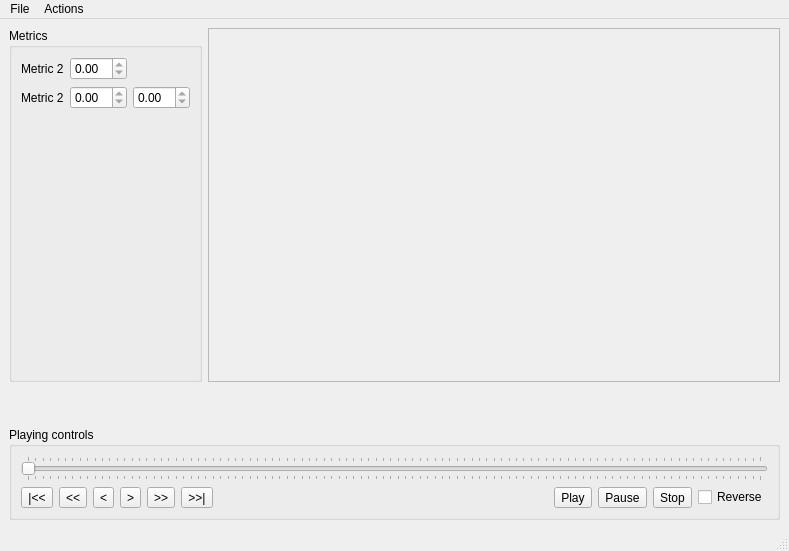
Above: components/therapyAnalysis/src/mainUI.ui from robocomp/robotherapy before the change. Below: the same form after it.
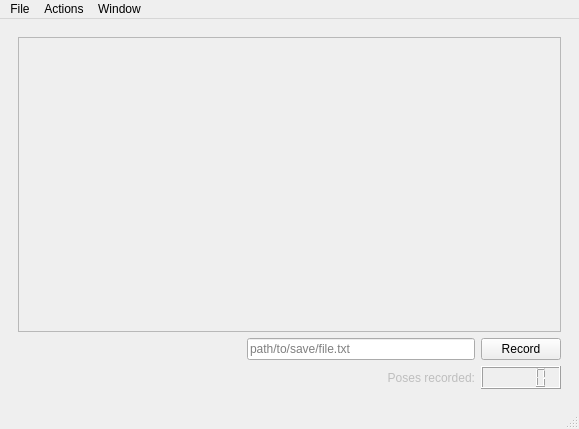
That is the form after the change.

Commit message: Added new code and ui to be able to record exercises.

What changed in the file:
```diff
--- a/components/therapyAnalysis/src/mainUI.ui
+++ b/components/therapyAnalysis/src/mainUI.ui
@@ -6,15 +6,22 @@
    <rect>
     <x>0</x>
     <y>0</y>
-    <width>789</width>
-    <height>551</height>
+    <width>579</width>
+    <height>429</height>
    </rect>
   </property>
   <property name="windowTitle">
    <string>therapyAnalysis</string>
   </property>
   <widget class="QWidget" name="centralwidget">
-   <layout class="QVBoxLayout" name="verticalLayout_2" stretch="9,1,1">
+   <layout class="QVBoxLayout" name="verticalLayout_2">
+    <item>
+     <widget class="QStackedWidget" name="stackedWidget">
+      <property name="currentIndex">
+       <number>1</number>
+      </property>
+      <widget class="QWidget" name="playback_page">
+       <layout class="QVBoxLayout" name="verticalLayout_4">
     <item>
      <layout class="QHBoxLayout" name="horizontalLayout_2" stretch="2,8">
       <item>
@@ -24,41 +31,50 @@
         </property>
         <layout class="QGridLayout" name="gridLayout">
          <item row="1" column="1">
-          <widget class="QDoubleSpinBox" name="doubleSpinBox_2">
-           <property name="readOnly">
+              <widget class="QLCDNumber" name="angle1_lcd">
+               <property name="smallDecimalPoint">
             <bool>true</bool>
            </property>
-          </widget>
-         </item>
-         <item row="0" column="0">
-          <widget class="QLabel" name="label">
-           <property name="text">
-            <string>Metric 2</string>
-           </property>
-          </widget>
-         </item>
-         <item row="0" column="1">
-          <widget class="QDoubleSpinBox" name="doubleSpinBox">
-           <property name="readOnly">
-            <bool>true</bool>
-           </property>
-          </widget>
-         </item>
-         <item row="1" column="0">
-          <widget class="QLabel" name="label_2">
-           <property name="text">
-            <string>Metric 2</string>
-           </property>
-          </widget>
-         </item>
-         <item row="1" column="2">
-          <widget class="QDoubleSpinBox" name="doubleSpinBox_3">
-           <property name="readOnly">
-            <bool>true</bool>
+               <property name="segmentStyle">
+                <enum>QLCDNumber::Flat</enum>
            </property>
           </widget>
          </item>
          <item row="2" column="1">
+              <widget class="QLCDNumber" name="height1_lcd">
+               <property name="smallDecimalPoint">
+                <bool>true</bool>
+               </property>
+               <property name="segmentStyle">
+                <enum>QLCDNumber::Flat</enum>
+               </property>
+              </widget>
+             </item>
+             <item row="1" column="2">
+              <widget class="QLCDNumber" name="angle2_lcd">
+               <property name="smallDecimalPoint">
+                <bool>true</bool>
+               </property>
+               <property name="segmentStyle">
+                <enum>QLCDNumber::Flat</enum>
+               </property>
+              </widget>
+             </item>
+             <item row="1" column="0">
+              <widget class="QLabel" name="metric1_label">
+               <property name="text">
+                <string>Arm Angle:</string>
+               </property>
+              </widget>
+             </item>
+             <item row="2" column="0">
+              <widget class="QLabel" name="metric2_label">
+               <property name="text">
+                <string>Arm Height</string>
+               </property>
+              </widget>
+             </item>
+             <item row="3" column="1">
           <spacer name="verticalSpacer_2">
            <property name="orientation">
             <enum>Qt::Vertical</enum>
@@ -71,6 +87,36 @@
            </property>
           </spacer>
          </item>
+             <item row="2" column="2">
+              <widget class="QLCDNumber" name="height2_lcd">
+               <property name="smallDecimalPoint">
+                <bool>true</bool>
+               </property>
+               <property name="segmentStyle">
+                <enum>QLCDNumber::Flat</enum>
+               </property>
+              </widget>
+             </item>
+             <item row="0" column="1">
+              <widget class="QLabel" name="label">
+               <property name="text">
+                <string>Left</string>
+               </property>
+               <property name="alignment">
+                <set>Qt::AlignCenter</set>
+               </property>
+              </widget>
+             </item>
+             <item row="0" column="2">
+              <widget class="QLabel" name="label_2">
+               <property name="text">
+                <string>Right</string>
+               </property>
+               <property name="alignment">
+                <set>Qt::AlignCenter</set>
+               </property>
+              </widget>
+             </item>
         </layout>
        </widget>
       </item>
@@ -105,7 +151,7 @@
       <property name="sizeHint" stdset="0">
        <size>
         <width>20</width>
-        <height>40</height>
+            <height>144</height>
        </size>
       </property>
      </spacer>
@@ -218,13 +264,89 @@
     </item>
    </layout>
   </widget>
+      <widget class="QWidget" name="record_page">
+       <layout class="QVBoxLayout" name="verticalLayout_6" stretch="10,1">
+        <item>
+         <widget class="QFrame" name="osgFrame_2">
+          <property name="minimumSize">
+           <size>
+            <width>320</width>
+            <height>240</height>
+           </size>
+          </property>
+          <property name="frameShape">
+           <enum>QFrame::StyledPanel</enum>
+          </property>
+          <property name="frameShadow">
+           <enum>QFrame::Raised</enum>
+          </property>
+          <layout class="QVBoxLayout" name="verticalLayout_5">
+           <item>
+            <layout class="QVBoxLayout" name="osgLayout_2"/>
+           </item>
+          </layout>
+         </widget>
+        </item>
+        <item>
+         <layout class="QGridLayout" name="gridLayout_2">
+          <item row="1" column="1">
+           <widget class="QLabel" name="label_3">
+            <property name="enabled">
+             <bool>false</bool>
+            </property>
+            <property name="text">
+             <string>Poses recorded:</string>
+            </property>
+            <property name="alignment">
+             <set>Qt::AlignRight|Qt::AlignTrailing|Qt::AlignVCenter</set>
+            </property>
+           </widget>
+          </item>
+          <item row="0" column="2">
+           <widget class="QPushButton" name="pushButton">
+            <property name="text">
+             <string>Record</string>
+            </property>
+           </widget>
+          </item>
+          <item row="1" column="2">
+           <widget class="QLCDNumber" name="lcdNumber"/>
+          </item>
+          <item row="0" column="1">
+           <widget class="QLineEdit" name="lineEdit">
+            <property name="placeholderText">
+             <string>path/to/save/file.txt</string>
+            </property>
+           </widget>
+          </item>
+          <item row="1" column="0">
+           <spacer name="horizontalSpacer_2">
+            <property name="orientation">
+             <enum>Qt::Horizontal</enum>
+            </property>
+            <property name="sizeHint" stdset="0">
+             <size>
+              <width>40</width>
+              <height>20</height>
+             </size>
+            </property>
+           </spacer>
+          </item>
+         </layout>
+        </item>
+       </layout>
+      </widget>
+     </widget>
+    </item>
+   </layout>
+  </widget>
   <widget class="QStatusBar" name="statusBar"/>
   <widget class="QMenuBar" name="menuBar">
    <property name="geometry">
     <rect>
      <x>0</x>
      <y>0</y>
-     <width>789</width>
+     <width>579</width>
      <height>20</height>
     </rect>
    </property>
@@ -243,15 +365,29 @@
     <addaction name="actionPause"/>
     <addaction name="actionStop"/>
     <addaction name="separator"/>
-    <addaction name="actionStart"/>
-    <addaction name="actionAdvance_1"/>
-    <addaction name="actionAdvance_5"/>
-    <addaction name="actionBackward_1"/>
-    <addaction name="actionBackward_5"/>
-    <addaction name="actionEnd"/>
+    <addaction name="startPos_action"/>
+    <addaction name="fwd1_action"/>
+    <addaction name="fwd5_action"/>
+    <addaction name="bwd1_action"/>
+    <addaction name="bwd5_action"/>
+    <addaction name="endPos_action"/>
+   </widget>
+   <widget class="QMenu" name="menuWindow">
+    <property name="title">
+     <string>Window</string>
+    </property>
+    <widget class="QMenu" name="menuWorkspace">
+     <property name="title">
+      <string>Workspace</string>
+     </property>
+     <addaction name="recordMode_action"/>
+     <addaction name="playbackMode_action"/>
+    </widget>
+    <addaction name="menuWorkspace"/>
    </widget>
    <addaction name="menuFile"/>
    <addaction name="menuActions"/>
+   <addaction name="menuWindow"/>
   </widget>
   <action name="actionQuit">
    <property name="text">
```
Left out of the diff: 42 changed lines with no effect on the pictures. Lines whose indentation alone changed are shown as unchanged. The commit also changes 2 other files.
